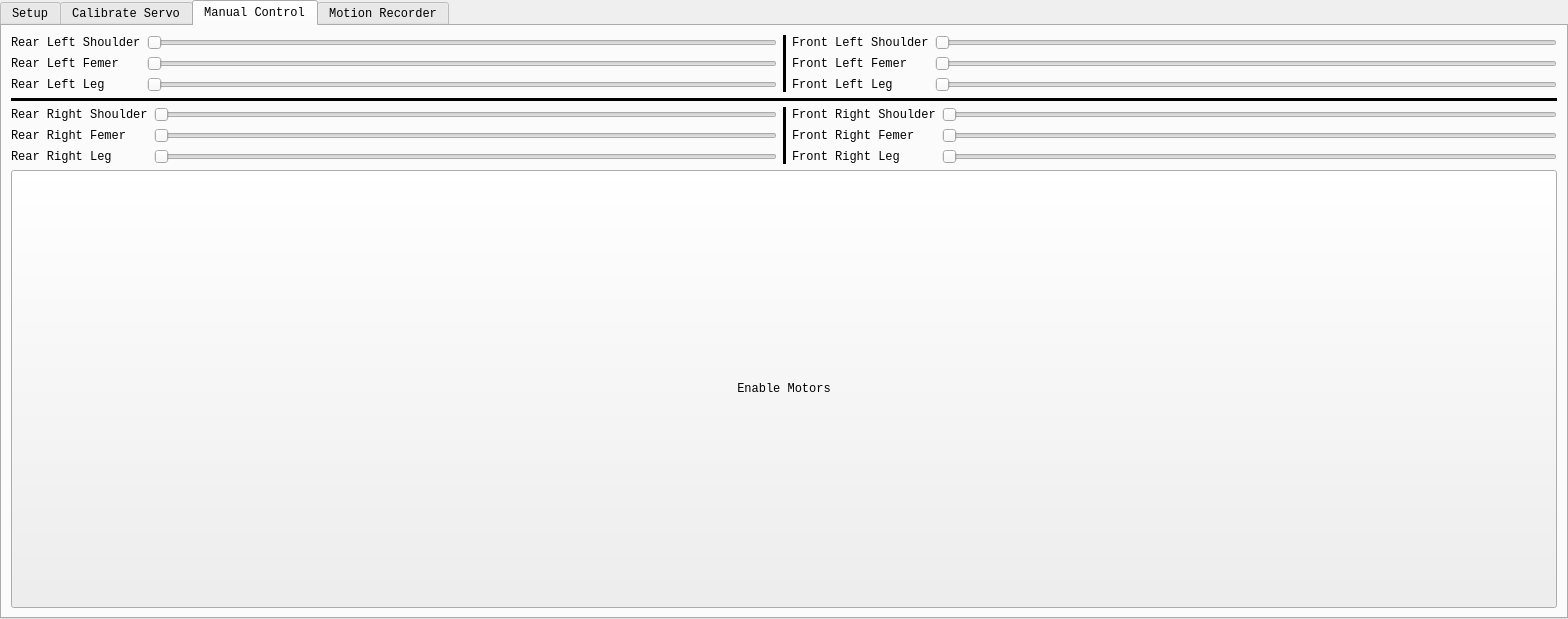
neoxharsh/RoboKitty, file motionRecordUI.ui: the form before one commit.
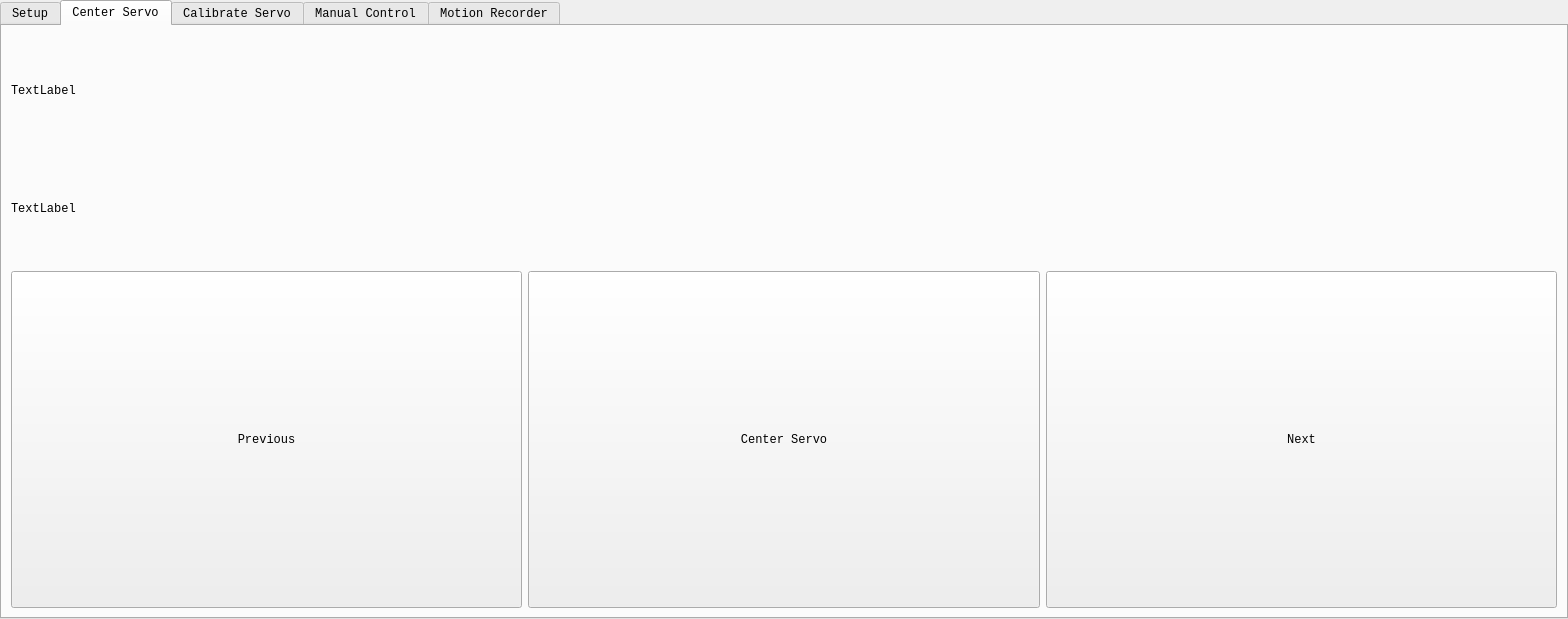
The form after the commit. Custom widgets are drawn as their Qt base class.

```diff
--- a/motionRecordUI.ui
+++ b/motionRecordUI.ui
@@ -29,7 +29,7 @@
    <string>RoboKitty </string>
   </property>
   <property name="currentIndex">
-   <number>2</number>
+   <number>1</number>
   </property>
   <widget class="QWidget" name="setupTab">
    <attribute name="title">
@@ -282,6 +282,70 @@
     </item>
    </layout>
   </widget>
+  <widget class="QWidget" name="tab">
+   <attribute name="title">
+    <string>Center Servo</string>
+   </attribute>
+   <layout class="QVBoxLayout" name="verticalLayout_40" stretch="1,1,3">
+    <item>
+     <widget class="QLabel" name="servoNameLabelCS">
+      <property name="text">
+       <string>TextLabel</string>
+      </property>
+     </widget>
+    </item>
+    <item>
+     <widget class="QLabel" name="servoIDLabelCS">
+      <property name="text">
+       <string>TextLabel</string>
+      </property>
+     </widget>
+    </item>
+    <item>
+     <layout class="QHBoxLayout" name="horizontalLayout_17">
+      <item>
+       <widget class="QPushButton" name="previousButtonCS">
+        <property name="sizePolicy">
+         <sizepolicy hsizetype="Minimum" vsizetype="Expanding">
+          <horstretch>0</horstretch>
+          <verstretch>0</verstretch>
+         </sizepolicy>
+        </property>
+        <property name="text">
+         <string>Previous</string>
+        </property>
+       </widget>
+      </item>
+      <item>
+       <widget class="QPushButton" name="centerServoButtonCS">
+        <property name="sizePolicy">
+         <sizepolicy hsizetype="Minimum" vsizetype="Expanding">
+          <horstretch>0</horstretch>
+          <verstretch>0</verstretch>
+         </sizepolicy>
+        </property>
+        <property name="text">
+         <string>Center Servo</string>
+        </property>
+       </widget>
+      </item>
+      <item>
+       <widget class="QPushButton" name="nextButtonCS">
+        <property name="sizePolicy">
+         <sizepolicy hsizetype="Minimum" vsizetype="Expanding">
+          <horstretch>0</horstretch>
+          <verstretch>0</verstretch>
+         </sizepolicy>
+        </property>
+        <property name="text">
+         <string>Next</string>
+        </property>
+       </widget>
+      </item>
+     </layout>
+    </item>
+   </layout>
+  </widget>
   <widget class="QWidget" name="_calibrateServoTab">
    <property name="autoFillBackground">
     <bool>false</bool>
```
